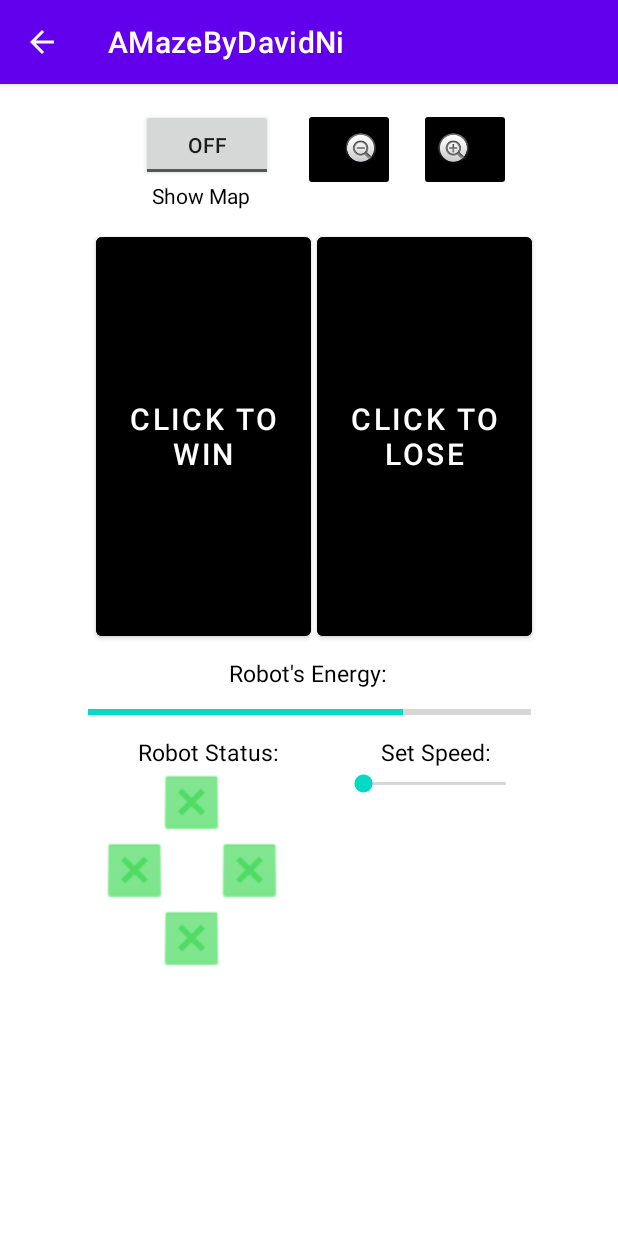
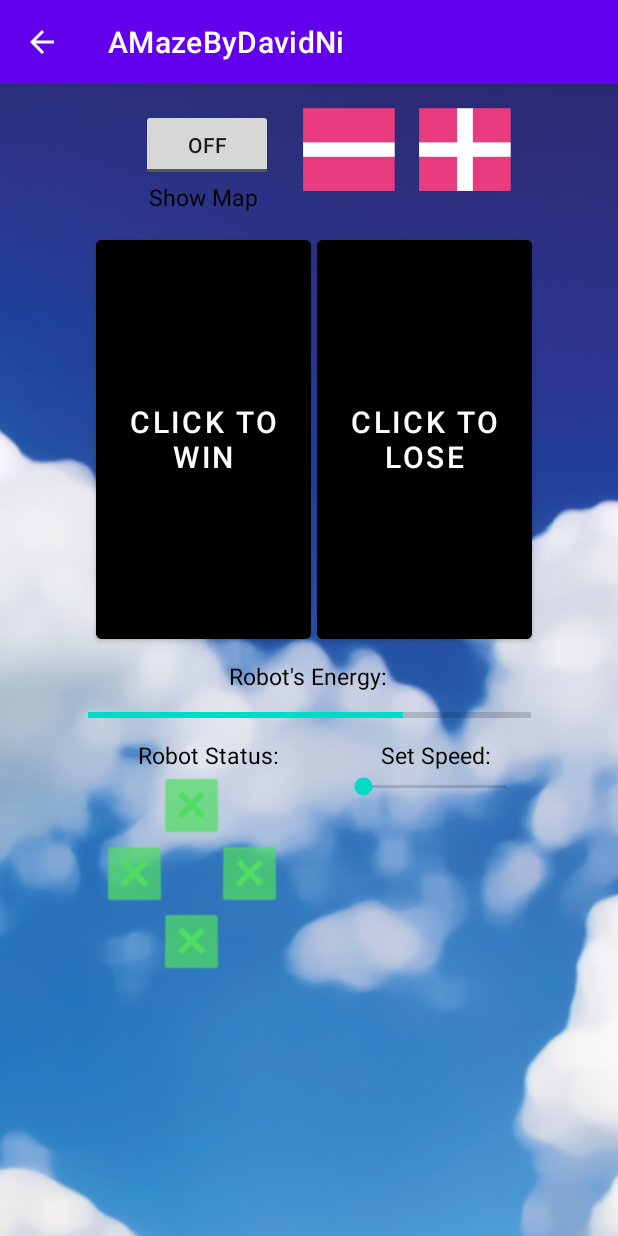
Before and after one commit to Davidn1111/Mobile-Maze-Game, an Android app: the PlayAnimationActivity screen opened directly, with no data from a screen before it, after a tap on "Zoom into Map While Automatic Play Occur", on a phone screen of 412 x 824 dp. Run offline under Robolectric (Android 15) with nearby library versions, the phone set to English and light mode, and no system bars.

Commit message:
Added theme for PlayAnimationActivity UI

```diff
--- a/app/src/main/java/com/example/amazebydavidni/PlayAnimationActivity.java
+++ b/app/src/main/java/com/example/amazebydavidni/PlayAnimationActivity.java
@@ -116,7 +116,7 @@ public class PlayAnimationActivity extends AppCompatActivity {
                 // Toast to show Zoom In button was pressed, for debugging
                 Toast.makeText(getApplicationContext(), "Zooming In", Toast.LENGTH_SHORT).show();
                 // Log message to show Zoom In button was pressed, for debugging
-                Log.v("PlayAnimationActivity", "Zooming in On Map");
+                Log.v("PlayAnimationActivity", "Zooming in on Map");
             }
         });
 
--- a/app/src/main/java/com/example/amazebydavidni/PlayManuallyActivity.java
+++ b/app/src/main/java/com/example/amazebydavidni/PlayManuallyActivity.java
@@ -216,7 +216,7 @@ public class PlayManuallyActivity extends AppCompatActivity {
                 // Toast to show Zoom In button was pressed, for debugging
                 Toast.makeText(getApplicationContext(),"Zooming In",Toast.LENGTH_SHORT).show();
                 // Log message to show Zoom In button was pressed, for debugging
-                Log.v("PlayManuallyActivity", "Zooming in On Map");
+                Log.v("PlayManuallyActivity", "Zooming in on Map");
             }
         });
 
--- a/app/src/main/res/layout/activity_play_animation.xml
+++ b/app/src/main/res/layout/activity_play_animation.xml
@@ -4,6 +4,7 @@
     xmlns:tools="http://schemas.android.com/tools"
     android:layout_width="match_parent"
     android:layout_height="match_parent"
+    android:background = "@drawable/sky"
     tools:context=".PlayManuallyActivity">
 
     <ToggleButton
@@ -53,6 +54,7 @@
         android:layout_height="wrap_content"
         android:text="Show Map"
         android:textColor="@color/black"
+        android:textSize="15sp"
         app:layout_constraintEnd_toEndOf="parent"
         app:layout_constraintHorizontal_bias="0.292"
         app:layout_constraintStart_toStartOf="parent"
@@ -64,12 +66,12 @@
         android:layout_height="55dp"
         android:layout_marginStart="20dp"
         android:layout_marginTop="16dp"
-        android:backgroundTint="@color/black"
         android:contentDescription="Zoom out of Map While Automatic Play Occurs"
         android:scaleType="fitCenter"
+        android:background ="@drawable/minus"
         app:layout_constraintStart_toEndOf="@id/animMapButton"
         app:layout_constraintTop_toTopOf="parent"
-        app:srcCompat="@android:drawable/btn_minus" />
+        />
 
     <ImageButton
         android:id="@+id/animZoomInButton"
@@ -77,12 +79,12 @@
         android:layout_height="55dp"
         android:layout_marginStart="16dp"
         android:layout_marginTop="16dp"
-        android:backgroundTint="@color/black"
         android:contentDescription="Zoom into Map While Automatic Play Occurs"
         android:scaleType="fitCenter"
+        android:background ="@drawable/plus"
         app:layout_constraintStart_toEndOf="@+id/animZoomOutButton"
         app:layout_constraintTop_toTopOf="parent"
-        app:srcCompat="@android:drawable/btn_plus" />
+        />
 
     <ProgressBar
         android:id="@+id/robotEnergyBar"
```
